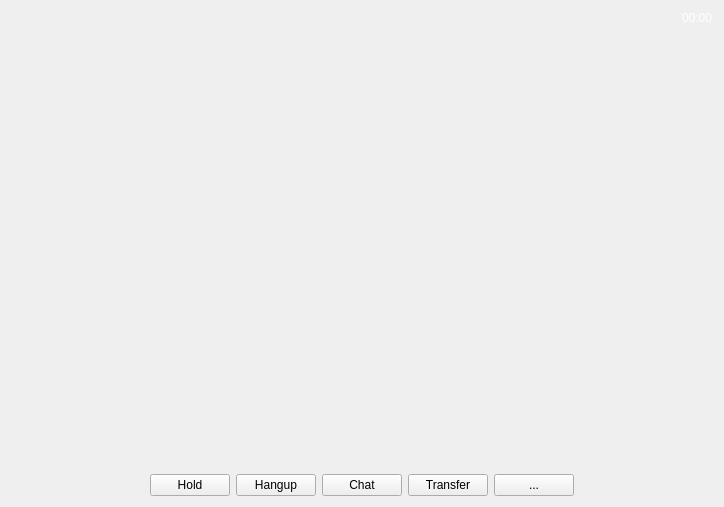
The window that videooverlay.ui (savoirfairelinux/jami-client-windows) describes before a commit, drawn with Qt 5.
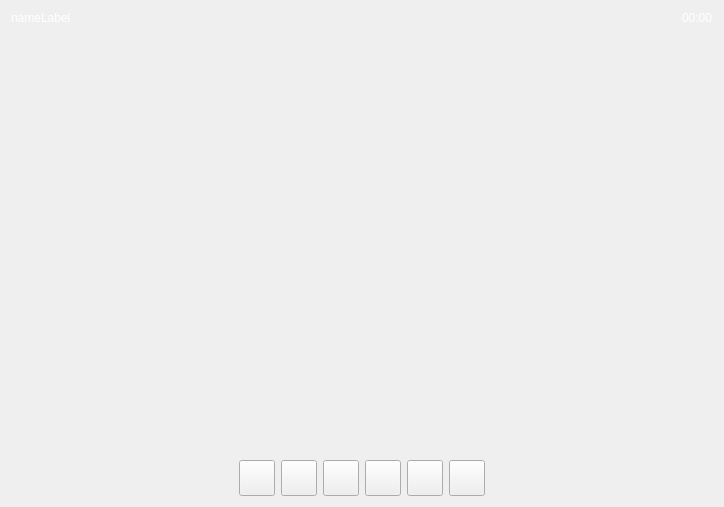
The same window after the commit.

The edit to the form file:
```diff
--- a/videooverlay.ui
+++ b/videooverlay.ui
@@ -23,34 +23,88 @@
    <string/>
   </property>
   <layout class="QGridLayout" name="gridLayout">
-   <item row="1" column="2">
-    <widget class="QPushButton" name="hangupButton">
-     <property name="text">
-      <string>Hangup</string>
-     </property>
-    </widget>
-   </item>
    <item row="1" column="5">
-    <widget class="QPushButton" name="moreButton">
+    <widget class="QPushButton" name="transferButton">
+     <property name="sizePolicy">
+      <sizepolicy hsizetype="Minimum" vsizetype="Minimum">
+       <horstretch>0</horstretch>
+       <verstretch>0</verstretch>
+      </sizepolicy>
+     </property>
+     <property name="minimumSize">
+      <size>
+       <width>36</width>
+       <height>36</height>
+      </size>
+     </property>
+     <property name="maximumSize">
+      <size>
+       <width>36</width>
+       <height>36</height>
+      </size>
+     </property>
      <property name="text">
-      <string>...</string>
+      <string/>
      </property>
     </widget>
    </item>
-   <item row="1" column="0">
-    <spacer name="horizontalSpacer">
-     <property name="orientation">
-      <enum>Qt::Horizontal</enum>
+   <item row="1" column="2">
+    <widget class="QPushButton" name="holdButton">
+     <property name="sizePolicy">
+      <sizepolicy hsizetype="Minimum" vsizetype="Minimum">
+       <horstretch>0</horstretch>
+       <verstretch>0</verstretch>
+      </sizepolicy>
      </property>
-     <property name="sizeHint" stdset="0">
+     <property name="minimumSize">
       <size>
-       <width>40</width>
-       <height>20</height>
+       <width>36</width>
+       <height>36</height>
       </size>
      </property>
-    </spacer>
+     <property name="maximumSize">
+      <size>
+       <width>36</width>
+       <height>36</height>
+      </size>
+     </property>
+     <property name="text">
+      <string/>
+     </property>
+     <property name="checkable">
+      <bool>true</bool>
+     </property>
+    </widget>
    </item>
-   <item row="1" column="6">
+   <item row="1" column="7">
+    <widget class="QPushButton" name="novideoButton">
+     <property name="sizePolicy">
+      <sizepolicy hsizetype="Minimum" vsizetype="Minimum">
+       <horstretch>0</horstretch>
+       <verstretch>0</verstretch>
+      </sizepolicy>
+     </property>
+     <property name="minimumSize">
+      <size>
+       <width>36</width>
+       <height>36</height>
+      </size>
+     </property>
+     <property name="maximumSize">
+      <size>
+       <width>36</width>
+       <height>36</height>
+      </size>
+     </property>
+     <property name="text">
+      <string/>
+     </property>
+     <property name="checkable">
+      <bool>true</bool>
+     </property>
+    </widget>
+   </item>
+   <item row="1" column="8">
     <spacer name="horizontalSpacer_2">
      <property name="orientation">
       <enum>Qt::Horizontal</enum>
@@ -103,11 +157,77 @@
       </palette>
      </property>
      <property name="text">
+      <string>nameLabel</string>
+     </property>
+    </widget>
+   </item>
+   <item row="1" column="0">
+    <spacer name="horizontalSpacer">
+     <property name="orientation">
+      <enum>Qt::Horizontal</enum>
+     </property>
+     <property name="sizeHint" stdset="0">
+      <size>
+       <width>40</width>
+       <height>20</height>
+      </size>
+     </property>
+    </spacer>
+   </item>
+   <item row="1" column="6">
+    <widget class="QPushButton" name="nomicButton">
+     <property name="sizePolicy">
+      <sizepolicy hsizetype="Minimum" vsizetype="Minimum">
+       <horstretch>0</horstretch>
+       <verstretch>0</verstretch>
+      </sizepolicy>
+     </property>
+     <property name="minimumSize">
+      <size>
+       <width>36</width>
+       <height>36</height>
+      </size>
+     </property>
+     <property name="maximumSize">
+      <size>
+       <width>36</width>
+       <height>36</height>
+      </size>
+     </property>
+     <property name="text">
       <string/>
      </property>
+     <property name="checkable">
+      <bool>true</bool>
+     </property>
     </widget>
    </item>
-   <item row="0" column="6" alignment="Qt::AlignRight|Qt::AlignTop">
+   <item row="1" column="1">
+    <widget class="QPushButton" name="hangupButton">
+     <property name="sizePolicy">
+      <sizepolicy hsizetype="Minimum" vsizetype="Minimum">
+       <horstretch>0</horstretch>
+       <verstretch>0</verstretch>
+      </sizepolicy>
+     </property>
+     <property name="minimumSize">
+      <size>
+       <width>36</width>
+       <height>36</height>
+      </size>
+     </property>
+     <property name="maximumSize">
+      <size>
+       <width>36</width>
+       <height>36</height>
+      </size>
+     </property>
+     <property name="text">
+      <string/>
+     </property>
+    </widget>
+   </item>
+   <item row="0" column="8" alignment="Qt::AlignRight|Qt::AlignTop">
     <widget class="QLabel" name="timerLabel">
      <property name="palette">
       <palette>
@@ -151,27 +271,28 @@
      </property>
     </widget>
    </item>
-   <item row="1" column="1">
-    <widget class="QPushButton" name="holdButton">
-     <property name="text">
-      <string>Hold</string>
-     </property>
-     <property name="checkable">
-      <bool>true</bool>
-     </property>
-    </widget>
-   </item>
-   <item row="1" column="3">
-    <widget class="QPushButton" name="chatButton">
-     <property name="text">
-      <string>Chat</string>
-     </property>
-    </widget>
-   </item>
    <item row="1" column="4">
-    <widget class="QPushButton" name="transferButton">
+    <widget class="QPushButton" name="chatButton">
+     <property name="sizePolicy">
+      <sizepolicy hsizetype="Minimum" vsizetype="Minimum">
+       <horstretch>0</horstretch>
+       <verstretch>0</verstretch>
+      </sizepolicy>
+     </property>
+     <property name="minimumSize">
+      <size>
+       <width>36</width>
+       <height>36</height>
+      </size>
+     </property>
+     <property name="maximumSize">
+      <size>
+       <width>36</width>
+       <height>36</height>
+      </size>
+     </property>
      <property name="text">
-      <string>Transfer</string>
+      <string/>
      </property>
     </widget>
    </item>
```
